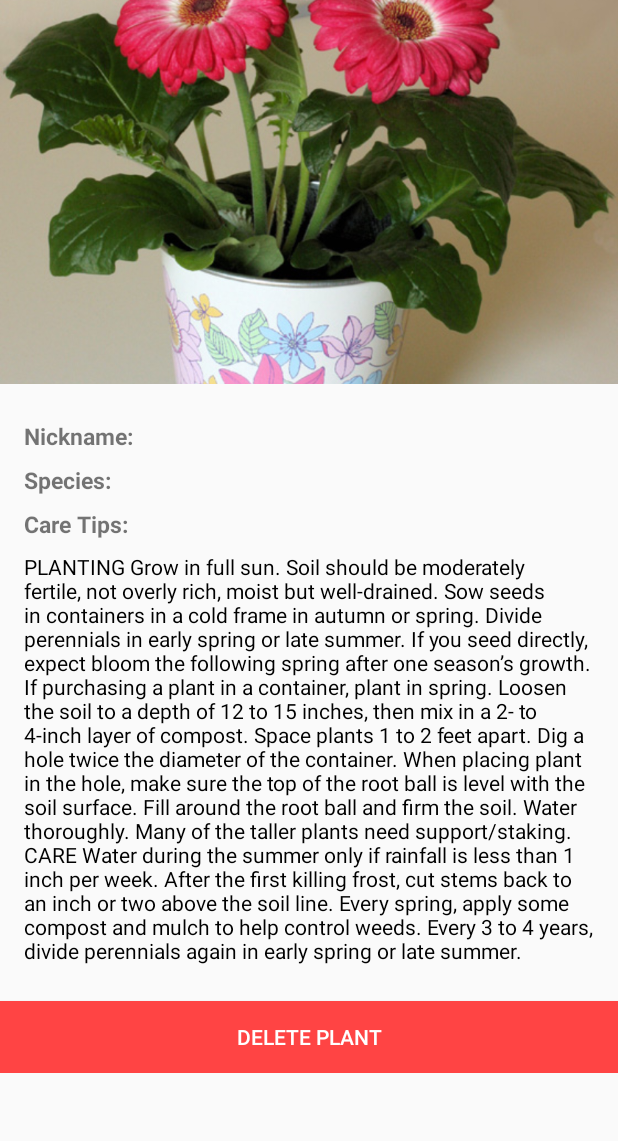
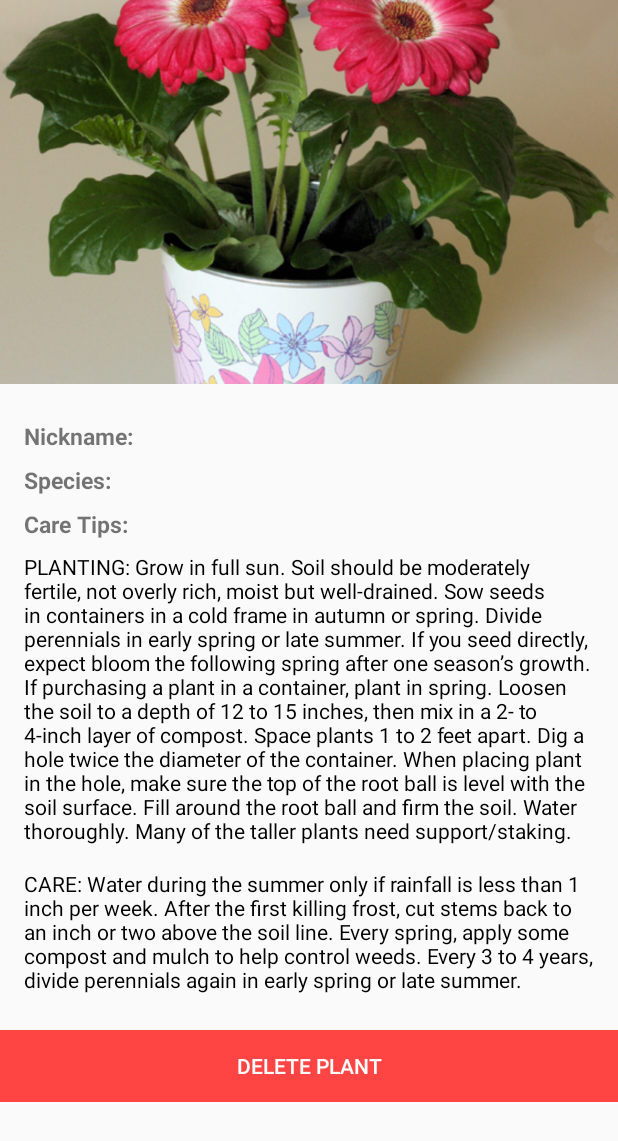
Before and after one commit to iskandergaba/Botanist, an Android app: the layout content_profile.xml on its own in the app's theme, with its tools: preview values and no code run, on a phone screen of 412 x 824 dp. Shown: the top 1141 px of the screen. Run offline under Robolectric (Android 15) with nearby library versions, the phone set to English and light mode, and no system bars.

Commit message:
Visual updates to content_profile and addition of progress bar classes and view.
ProgressBar not yet fully implemented.

```diff
--- a/app/src/main/res/layout-v21/content_profile.xml
+++ b/app/src/main/res/layout-v21/content_profile.xml
@@ -87,7 +87,16 @@
             <TextView
                 android:layout_width="wrap_content"
                 android:layout_height="wrap_content"
-                android:text="PLANTING Grow in full sun. Soil should be moderately fertile, not overly rich, moist but well-drained. Sow seeds in containers in a cold frame in autumn or spring. Divide perennials in early spring or late summer. If you seed directly, expect bloom the following spring after one season’s growth. If purchasing a plant in a container, plant in spring. Loosen the soil to a depth of 12 to 15 inches, then mix in a 2- to 4-inch layer of compost. Space plants 1 to 2 feet apart. Dig a hole twice the diameter of the container. When placing plant in the hole, make sure the top of the root ball is level with the soil surface. Fill around the root ball and firm the soil. Water thoroughly. Many of the taller plants need support/staking. CARE Water during the summer only if rainfall is less than 1 inch per week. After the first killing frost, cut stems back to an inch or two above the soil line. Every spring, apply some compost and mulch to help control weeds. Every 3 to 4 years, divide perennials again in early spring or late summer."
+                android:text="PLANTING: Grow in full sun. Soil should be moderately fertile, not overly rich, moist but well-drained. Sow seeds in containers in a cold frame in autumn or spring. Divide perennials in early spring or late summer. If you seed directly, expect bloom the following spring after one season’s growth. If purchasing a plant in a container, plant in spring. Loosen the soil to a depth of 12 to 15 inches, then mix in a 2- to 4-inch layer of compost. Space plants 1 to 2 feet apart. Dig a hole twice the diameter of the container. When placing plant in the hole, make sure the top of the root ball is level with the soil surface. Fill around the root ball and firm the soil. Water thoroughly. Many of the taller plants need support/staking."
+                android:id="@+id/planting_tips"
+                android:paddingTop="8dp"
+                android:paddingBottom="8dp"
+                android:textColor="@android:color/black"/>
+
+            <TextView
+                android:layout_width="wrap_content"
+                android:layout_height="wrap_content"
+                android:text="CARE: Water during the summer only if rainfall is less than 1 inch per week. After the first killing frost, cut stems back to an inch or two above the soil line. Every spring, apply some compost and mulch to help control weeds. Every 3 to 4 years, divide perennials again in early spring or late summer."
                 android:id="@+id/care_tips"
                 android:paddingTop="8dp"
                 android:paddingBottom="8dp"
--- a/app/src/main/res/layout/content_profile.xml
+++ b/app/src/main/res/layout/content_profile.xml
@@ -86,7 +86,16 @@
             <TextView
                 android:layout_width="wrap_content"
                 android:layout_height="wrap_content"
-                android:text="PLANTING Grow in full sun. Soil should be moderately fertile, not overly rich, moist but well-drained. Sow seeds in containers in a cold frame in autumn or spring. Divide perennials in early spring or late summer. If you seed directly, expect bloom the following spring after one season’s growth. If purchasing a plant in a container, plant in spring. Loosen the soil to a depth of 12 to 15 inches, then mix in a 2- to 4-inch layer of compost. Space plants 1 to 2 feet apart. Dig a hole twice the diameter of the container. When placing plant in the hole, make sure the top of the root ball is level with the soil surface. Fill around the root ball and firm the soil. Water thoroughly. Many of the taller plants need support/staking. CARE Water during the summer only if rainfall is less than 1 inch per week. After the first killing frost, cut stems back to an inch or two above the soil line. Every spring, apply some compost and mulch to help control weeds. Every 3 to 4 years, divide perennials again in early spring or late summer."
+                android:text="PLANTING: Grow in full sun. Soil should be moderately fertile, not overly rich, moist but well-drained. Sow seeds in containers in a cold frame in autumn or spring. Divide perennials in early spring or late summer. If you seed directly, expect bloom the following spring after one season’s growth. If purchasing a plant in a container, plant in spring. Loosen the soil to a depth of 12 to 15 inches, then mix in a 2- to 4-inch layer of compost. Space plants 1 to 2 feet apart. Dig a hole twice the diameter of the container. When placing plant in the hole, make sure the top of the root ball is level with the soil surface. Fill around the root ball and firm the soil. Water thoroughly. Many of the taller plants need support/staking."
+                android:id="@+id/planting_tips"
+                android:paddingTop="8dp"
+                android:paddingBottom="8dp"
+                android:textColor="@android:color/black"/>
+
+            <TextView
+                android:layout_width="wrap_content"
+                android:layout_height="wrap_content"
+                android:text="CARE: Water during the summer only if rainfall is less than 1 inch per week. After the first killing frost, cut stems back to an inch or two above the soil line. Every spring, apply some compost and mulch to help control weeds. Every 3 to 4 years, divide perennials again in early spring or late summer."
                 android:id="@+id/care_tips"
                 android:paddingTop="8dp"
                 android:paddingBottom="8dp"
```
Also changed, not shown: app/src/main/java/com/scientists/happy/botanist/ProgressBarAdapter.java (added, +71 -0 lines), app/src/main/java/com/scientists/happy/botanist/ProgressItem.java (added, +17 -0 lines), app/src/main/res/layout/row_grid_view.xml (added, +13 -0 lines).
